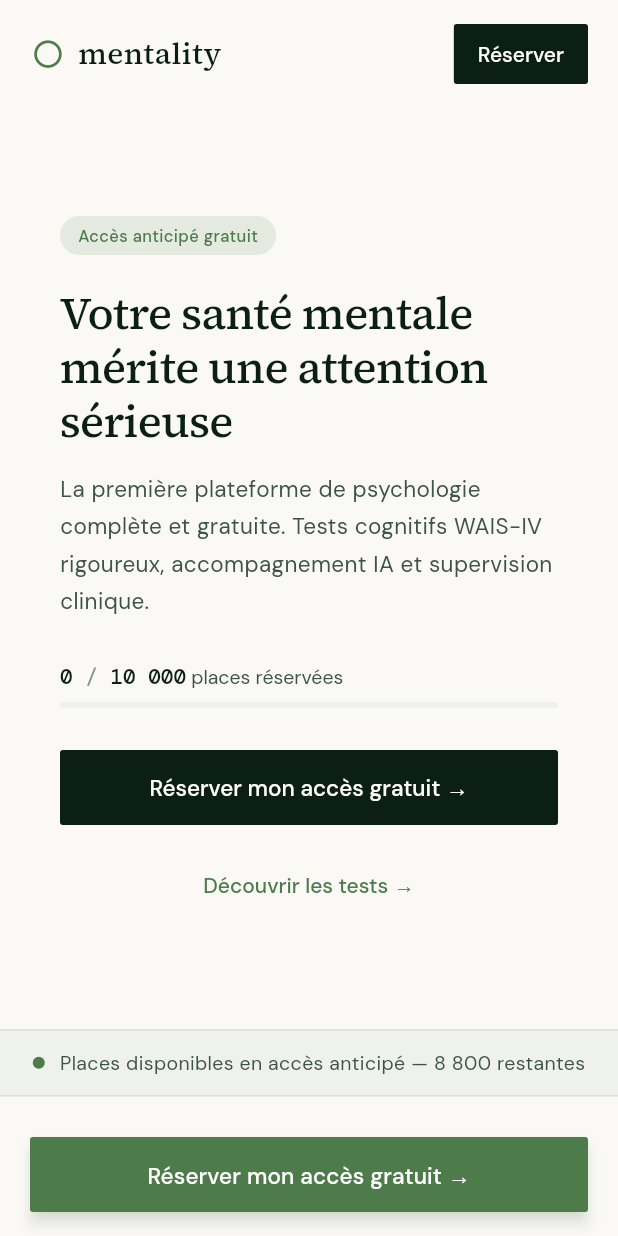
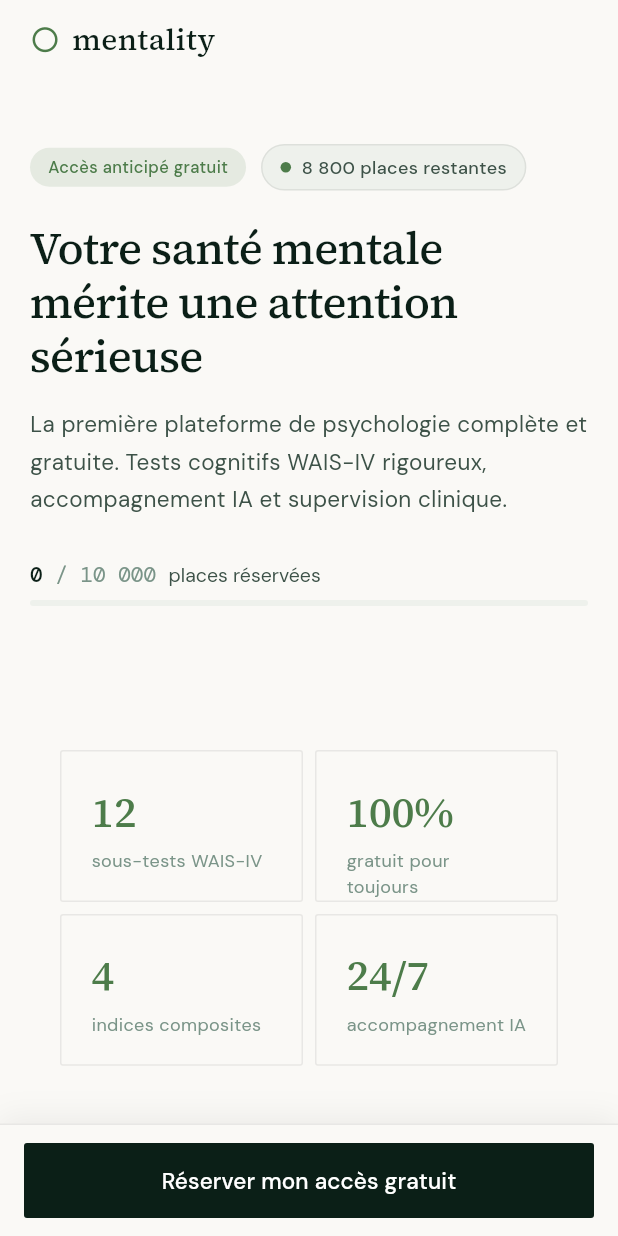
Before and after one commit to alvin971/mentality-mobile, a Flutter app: the screen it shows after launch, on a phone screen of 412 x 824 dp. Run offline on Flutter 3.47's test engine with Material 3 defaults, Android fonts, the phone set to English and light mode, and no system bars; drawn by our look-alikes of flutter_animate; our stand-ins replace go_router, google_fonts, supabase_flutter; accounts and stored records are empty.

Commit message:
refactor: UX mobile natif — retrait patterns web
- Footer : suppression colonnes web → info minimaliste centrée
- Navbar : suppression bouton Réserver (remplacé par barre CTA sticky)
- Urgency bar : bandeau pleine largeur → badge pill intégré dans Hero
- CTA section : suppression bloc redondant (barre sticky en bas)
- Sections : suppression numérotation §01-§08 (pattern éditorial web)
- Landing : barre CTA pleine largeur avec SafeArea (pattern iOS/Android)

Co-Authored-By: Claude Sonnet 4.6 <noreply@anthropic.com>

```diff
--- a/lib/features/landing/presentation/pages/landing_page.dart
+++ b/lib/features/landing/presentation/pages/landing_page.dart
@@ -5,7 +5,6 @@ import '../../../../core/theme/app_colors.dart';
 import '../../data/inscription_repository.dart';
 import '../widgets/app_navbar.dart';
 import '../widgets/hero_section.dart';
-import '../widgets/urgency_bar.dart';
 import '../widgets/stats_section.dart';
 import '../widgets/conviction_section.dart';
 import '../widgets/platform_section.dart';
@@ -15,7 +14,6 @@ import '../widgets/ai_section.dart';
 import '../widgets/roadmap_section.dart';
 import '../widgets/team_section.dart';
 import '../widgets/ethics_section.dart';
-import '../widgets/cta_section.dart';
 import '../widgets/app_footer.dart';
 import '../widgets/registration_form.dart';
 
@@ -42,9 +40,7 @@ class _LandingPageState extends State<LandingPage> {
     try {
       final count = await _repo.fetchSignupCount();
       if (mounted) setState(() => _signupCount = count);
-    } catch (_) {
-      // fallback to default
-    }
+    } catch (_) {}
   }
 
   @override
@@ -77,21 +73,23 @@ class _LandingPageState extends State<LandingPage> {
   Widget build(BuildContext context) {
     return Scaffold(
       backgroundColor: AppColors.background,
+      // Pas de BottomAppBar — on utilise un Stack pour le FAB pleine largeur
       body: Stack(
         children: [
+          // Contenu scrollable
           RefreshIndicator(
             onRefresh: _fetchCount,
             color: AppColors.accent,
             child: CustomScrollView(
               controller: _scrollController,
               slivers: [
-                // Spacer for navbar
-                const SliverToBoxAdapter(child: SizedBox(height: 64)),
+                // Espace pour la navbar flottante
+                const SliverToBoxAdapter(child: SizedBox(height: 72)),
 
                 // Hero
                 SliverToBoxAdapter(
                   child: Padding(
-                    padding: const EdgeInsets.fromLTRB(20, 32, 20, 0),
+                    padding: const EdgeInsets.fromLTRB(20, 24, 20, 0),
                     child: HeroSection(
                       signupCount: _signupCount,
                       onReserver: _openRegistrationForm,
@@ -99,15 +97,7 @@ class _LandingPageState extends State<LandingPage> {
                   ),
                 ),
 
-                // Urgency bar
-                const SliverToBoxAdapter(
-                  child: Padding(
-                    padding: EdgeInsets.only(top: 24),
-                    child: UrgencyBar(),
-                  ),
-                ),
-
-                // Stats
+                // Stats — grille 2×2 native
                 SliverToBoxAdapter(
                   child: Padding(
                     padding: const EdgeInsets.fromLTRB(20, 48, 20, 0),
@@ -115,93 +105,77 @@ class _LandingPageState extends State<LandingPage> {
                   ),
                 ),
 
-                // §01 Conviction
+                // Conviction
                 SliverToBoxAdapter(
                   child: Padding(
-                    padding: const EdgeInsets.fromLTRB(20, 56, 20, 0),
+                    padding: const EdgeInsets.fromLTRB(20, 48, 20, 0),
                     child: const ConvictionSection(),
                   ),
                 ),
 
-                // §02 Platform
+                // Plateforme — PageView carousel
                 SliverToBoxAdapter(
                   child: Padding(
-                    padding: const EdgeInsets.only(top: 56),
+                    padding: const EdgeInsets.only(top: 48),
                     child: PlatformSection(),
                   ),
                 ),
 
-                // §03 Cognitive Profile
+                // Profil cognitif
                 SliverToBoxAdapter(
                   child: Padding(
-                    padding: const EdgeInsets.fromLTRB(20, 56, 20, 0),
+                    padding: const EdgeInsets.fromLTRB(20, 48, 20, 0),
                     child: const CognitiveProfileSection(),
                   ),
                 ),
 
-                // §04 Tests
+                // Tests WAIS-IV
                 SliverToBoxAdapter(
                   child: Padding(
-                    padding: const EdgeInsets.fromLTRB(20, 56, 20, 0),
+                    padding: const EdgeInsets.fromLTRB(20, 48, 20, 0),
                     child: const TestsSection(),
                   ),
                 ),
 
-                // §05 AI
+                // IA
                 SliverToBoxAdapter(
                   child: Padding(
-                    padding: const EdgeInsets.fromLTRB(20, 56, 20, 0),
+                    padding: const EdgeInsets.fromLTRB(20, 48, 20, 0),
                     child: const AiSection(),
                   ),
                 ),
 
-                // §06 Roadmap
+                // Roadmap
                 SliverToBoxAdapter(
                   child: Padding(
-                    padding: const EdgeInsets.fromLTRB(20, 56, 20, 0),
+                    padding: const EdgeInsets.fromLTRB(20, 48, 20, 0),
                     child: const RoadmapSection(),
                   ),
                 ),
 
-                // §07 Team
+                // Équipe
                 SliverToBoxAdapter(
                   child: Padding(
-                    padding: const EdgeInsets.only(top: 56),
+                    padding: const EdgeInsets.only(top: 48),
                     child: const TeamSection(),
                   ),
                 ),
 
-                // §08 Ethics
+                // Charte éthique
                 SliverToBoxAdapter(
                   child: Padding(
-                    padding: const EdgeInsets.fromLTRB(20, 56, 20, 0),
+                    padding: const EdgeInsets.fromLTRB(20, 48, 20, 0),
                     child: const EthicsSection(),
                   ),
                 ),
 
-                // CTA final
-                SliverToBoxAdapter(
-                  child: Padding(
-                    padding: const EdgeInsets.fromLTRB(20, 56, 20, 0),
-                    child: CtaSection(onReserver: _openRegistrationForm),
-                  ),
-                ),
-
-                // Footer
-                const SliverToBoxAdapter(
-                  child: Padding(
-                    padding: EdgeInsets.only(top: 56),
-                    child: AppFooter(),
-                  ),
-                ),
-
-                // Bottom spacing for FAB
-                const SliverToBoxAdapter(child: SizedBox(height: 80)),
+                // Footer minimal — pas de footer web
+                const SliverToBoxAdapter(child: AppFooter()),
               ],
             ),
           ),
 
-          // Floating Navbar
+          // Navbar flottante en haut
           Positioned(
             top: 0,
             left: 0,
@@ -211,33 +185,63 @@ class _LandingPageState extends State<LandingPage> {
               scrollController: _scrollController,
             ),
           ),
+
+          // CTA sticky en bas — pattern app mobile natif
+          Positioned(
+            left: 0,
+            right: 0,
+            bottom: 0,
+            child: _StickyCtaBar(onReserver: _openRegistrationForm),
+          ),
         ],
       ),
+    );
+  }
+}
 
-      // Sticky bottom CTA
-      floatingActionButtonLocation: FloatingActionButtonLocation.centerDocked,
-      floatingActionButton: Padding(
-        padding: const EdgeInsets.fromLTRB(20, 0, 20, 16),
+/// Barre CTA sticky — style app mobile (pas de FAB rond, pleine largeur).
+class _StickyCtaBar extends StatelessWidget {
+  final VoidCallback onReserver;
+
+  const _StickyCtaBar({required this.onReserver});
+
+  @override
+  Widget build(BuildContext context) {
+    final bottomPadding = MediaQuery.of(context).padding.bottom;
+
+    return Container(
+      decoration: BoxDecoration(
+        color: AppColors.background,
+        border: const Border(
+          top: BorderSide(color: AppColors.border),
+        ),
+        boxShadow: [
+          BoxShadow(
+            color: Colors.black.withValues(alpha: 0.06),
+            blurRadius: 16,
+            offset: const Offset(0, -4),
+          ),
+        ],
+      ),
+      padding: EdgeInsets.fromLTRB(16, 12, 16, bottomPadding + 12),
       child: SizedBox(
-          width: double.infinity,
         height: 50,
         child: ElevatedButton(
-            onPressed: _openRegistrationForm,
+          onPressed: onReserver,
           style: ElevatedButton.styleFrom(
-              backgroundColor: AppColors.accent,
+            backgroundColor: AppColors.textPrimary,
             foregroundColor: AppColors.white,
             shape: RoundedRectangleBorder(
               borderRadius: BorderRadius.circular(2),
             ),
-              elevation: 4,
-              shadowColor: AppColors.accent.withValues(alpha: 0.3),
+            elevation: 0,
           ),
-            child: const Text(
-              'Réserver mon accès gratuit →',
+          child: Text(
+            'Réserver mon accès gratuit',
             style: TextStyle(
               fontWeight: FontWeight.w500,
               fontSize: 15,
-              ),
+              color: AppColors.white,
             ),
           ),
         ),
--- a/lib/features/landing/presentation/widgets/app_navbar.dart
+++ b/lib/features/landing/presentation/widgets/app_navbar.dart
@@ -3,6 +3,8 @@ import 'package:flutter/material.dart';
 import 'package:google_fonts/google_fonts.dart';
 import '../../../../../core/theme/app_colors.dart';
 
+/// Navbar style app mobile — logo seul, pas de bouton "Réserver" en haut.
+/// Le CTA est dans le FAB sticky en bas (pattern iOS/Android natif).
 class AppNavbar extends StatefulWidget {
   final VoidCallback onReserver;
   final ScrollController scrollController;
@@ -29,15 +31,12 @@ class _AppNavbarState extends State<AppNavbar>
       vsync: this,
       duration: const Duration(seconds: 12),
     )..repeat();
-
     widget.scrollController.addListener(_onScroll);
   }
 
   void _onScroll() {
     final scrolled = widget.scrollController.offset > 10;
-    if (scrolled != _isScrolled) {
-      setState(() => _isScrolled = scrolled);
-    }
+    if (scrolled != _isScrolled) setState(() => _isScrolled = scrolled);
   }
 
   @override
@@ -49,50 +48,28 @@ class _AppNavbarState extends State<AppNavbar>
 
   @override
   Widget build(BuildContext context) {
-    return AnimatedContainer(
-      duration: const Duration(milliseconds: 250),
-      color: Colors.transparent,
-      child: ClipRect(
+    return ClipRect(
       child: BackdropFilter(
         filter: _isScrolled
-              ? ImageFilter.blur(sigmaX: 12, sigmaY: 12)
+            ? ImageFilter.blur(sigmaX: 16, sigmaY: 16)
             : ImageFilter.blur(sigmaX: 0, sigmaY: 0),
         child: AnimatedContainer(
-            duration: const Duration(milliseconds: 250),
+          duration: const Duration(milliseconds: 200),
           color: _isScrolled
-                ? const Color(0xBFD7E8D2)
+              ? const Color(0xE0FAF9F6) // fond quasi-opaque au scroll
               : Colors.transparent,
           padding: const EdgeInsets.symmetric(horizontal: 20, vertical: 12),
           child: SafeArea(
             bottom: false,
             child: Row(
               children: [
-                  _buildLogo(),
-                  const Spacer(),
-                  _buildCTA(),
-                ],
-              ),
-            ),
-          ),
-        ),
-      ),
-    );
-  }
-
-  Widget _buildLogo() {
-    return Row(
-      mainAxisSize: MainAxisSize.min,
-      children: [
-        SizedBox(
-          width: 24,
-          height: 24,
-          child: RotationTransition(
+                // Logo animé — centré visuellement
+                RotationTransition(
                   turns: _rotationController,
                   child: const Icon(
                     Icons.radio_button_unchecked,
                     color: AppColors.accent,
-              size: 22,
-            ),
+                    size: 20,
                   ),
                 ),
                 const SizedBox(width: 8),
@@ -104,27 +81,12 @@ class _AppNavbarState extends State<AppNavbar>
                     color: AppColors.textPrimary,
                   ),
                 ),
+                // Pas de bouton à droite — le FAB en bas gère le CTA
               ],
-    );
-  }
-
-  Widget _buildCTA() {
-    return ElevatedButton(
-      onPressed: widget.onReserver,
-      style: ElevatedButton.styleFrom(
-        backgroundColor: AppColors.textPrimary,
-        foregroundColor: Colors.white,
-        elevation: 0,
-        shape: RoundedRectangleBorder(
-          borderRadius: BorderRadius.circular(2),
-        ),
-        padding: const EdgeInsets.symmetric(horizontal: 16, vertical: 10),
-        textStyle: GoogleFonts.dmSans(
-          fontSize: 14,
-          fontWeight: FontWeight.w500,
             ),
           ),
-      child: const Text('Réserver'),
+        ),
+      ),
     );
   }
 }
--- a/lib/features/landing/presentation/widgets/hero_section.dart
+++ b/lib/features/landing/presentation/widgets/hero_section.dart
@@ -3,6 +3,7 @@ import 'package:google_fonts/google_fonts.dart';
 import 'package:flutter_animate/flutter_animate.dart';
 import '../../../../../core/theme/app_colors.dart';
 import '../../../../../core/theme/app_text_styles.dart';
+import 'urgency_bar.dart';
 
 class HeroSection extends StatelessWidget {
   final int signupCount;
@@ -19,28 +20,29 @@ class HeroSection extends StatelessWidget {
     const totalPlaces = 10000;
     final progress = (signupCount / totalPlaces).clamp(0.0, 1.0);
 
-    return Padding(
-      padding: const EdgeInsets.symmetric(horizontal: 20, vertical: 48),
-      child: Column(
+    return Column(
       crossAxisAlignment: CrossAxisAlignment.start,
       children: [
+        // Badge accès anticipé + urgency
+        Row(
+          children: [
             _buildEyebrowBadge(),
+            const SizedBox(width: 10),
+            const UrgencyBadge(),
+          ],
+        ),
         const SizedBox(height: 20),
         _buildTitle(),
         const SizedBox(height: 16),
         _buildSubtitle(),
         const SizedBox(height: 28),
         _buildCounter(signupCount, totalPlaces, progress),
-          const SizedBox(height: 28),
-          _buildPrimaryButton(),
-          const SizedBox(height: 16),
-          _buildSecondaryLink(),
+        // Pas de bouton ici — le FAB sticky en bas s'en charge
       ],
-      ),
     )
         .animate()
         .fadeIn(duration: 400.ms)
-        .slideY(begin: 0.05, duration: 400.ms, curve: Curves.easeOut);
+        .slideY(begin: 0.04, duration: 400.ms, curve: Curves.easeOut);
   }
 
   Widget _buildEyebrowBadge() {
@@ -100,22 +102,14 @@ class HeroSection extends StatelessWidget {
                 ),
               ),
               TextSpan(
-                text: ' / ',
+                text: ' / 10 000 ',
                 style: GoogleFonts.dmMono(
                   fontSize: 14,
                   color: AppColors.textTertiary,
                 ),
               ),
               TextSpan(
-                text: '10 000',
-                style: GoogleFonts.dmMono(
-                  fontSize: 14,
-                  fontWeight: FontWeight.w500,
-                  color: AppColors.textPrimary,
-                ),
-              ),
-              TextSpan(
-                text: ' places réservées',
+                text: 'places réservées',
                 style: GoogleFonts.dmSans(
                   fontSize: 13,
                   color: AppColors.textSecondary,
@@ -140,50 +134,8 @@ class HeroSection extends StatelessWidget {
 
   String _formatNumber(int n) {
     if (n >= 1000) {
-      final thousands = n ~/ 1000;
-      final remainder = n % 1000;
-      return '$thousands ${remainder.toString().padLeft(3, '0')}';
+      return '${n ~/ 1000} ${(n % 1000).toString().padLeft(3, '0')}';
     }
     return n.toString();
   }
-
-  Widget _buildPrimaryButton() {
-    return SizedBox(
-      width: double.infinity,
-      height: 50,
-      child: ElevatedButton(
-        onPressed: onReserver,
-        style: ElevatedButton.styleFrom(
-          backgroundColor: AppColors.textPrimary,
-          foregroundColor: Colors.white,
-          elevation: 0,
-          shape: RoundedRectangleBorder(
-            borderRadius: BorderRadius.circular(2),
-          ),
-          textStyle: GoogleFonts.dmSans(
-            fontSize: 15,
-            fontWeight: FontWeight.w500,
-          ),
-        ),
-        child: const Text('Réserver mon accès gratuit →'),
-      ),
-    );
 }
-
-  Widget _buildSecondaryLink() {
-    return Center(
-      child: TextButton(
-        onPressed: () {},
-        style: TextButton.styleFrom(
-          foregroundColor: AppColors.accent,
-          padding: EdgeInsets.zero,
-          textStyle: GoogleFonts.dmSans(
-            fontSize: 14,
-            fontWeight: FontWeight.w500,
-          ),
-        ),
-        child: const Text('Découvrir les tests →'),
-      ),
-    );
-  }
-}
--- a/lib/features/landing/presentation/widgets/urgency_bar.dart
+++ b/lib/features/landing/presentation/widgets/urgency_bar.dart
@@ -3,29 +3,30 @@ import 'package:google_fonts/google_fonts.dart';
 import 'package:flutter_animate/flutter_animate.dart';
 import '../../../../../core/theme/app_colors.dart';
 
-class UrgencyBar extends StatelessWidget {
-  const UrgencyBar({super.key});
+/// Badge pill natif mobile — pas de bandeau pleine largeur web.
+/// S'intègre dans le Hero comme une notification discrète.
+class UrgencyBadge extends StatelessWidget {
+  const UrgencyBadge({super.key});
 
   @override
   Widget build(BuildContext context) {
     return Container(
-      decoration: const BoxDecoration(
+      padding: const EdgeInsets.symmetric(horizontal: 12, vertical: 6),
+      decoration: BoxDecoration(
         color: AppColors.surface,
-        border: Border(
-          top: BorderSide(color: AppColors.border, width: 1),
-          bottom: BorderSide(color: AppColors.border, width: 1),
-        ),
+        borderRadius: BorderRadius.circular(100),
+        border: Border.all(color: AppColors.border),
       ),
-      padding: const EdgeInsets.symmetric(vertical: 12, horizontal: 20),
       child: Row(
-        mainAxisAlignment: MainAxisAlignment.center,
+        mainAxisSize: MainAxisSize.min,
         children: [
           _PulsingDot(),
-          const SizedBox(width: 10),
+          const SizedBox(width: 7),
           Text(
-            'Places disponibles en accès anticipé — 8 800 restantes',
+            '8 800 places restantes',
             style: GoogleFonts.dmSans(
-              fontSize: 13,
+              fontSize: 12,
+              fontWeight: FontWeight.w500,
               color: AppColors.textSecondary,
             ),
           ),
@@ -39,16 +40,24 @@ class _PulsingDot extends StatelessWidget {
   @override
   Widget build(BuildContext context) {
     return Container(
-      width: 8,
-      height: 8,
+      width: 7,
+      height: 7,
       decoration: const BoxDecoration(
         color: AppColors.accent,
         shape: BoxShape.circle,
       ),
     )
         .animate(onPlay: (c) => c.repeat())
-        .fadeOut(duration: 1000.ms)
+        .fadeOut(duration: 900.ms)
         .then()
-        .fadeIn(duration: 1000.ms);
+        .fadeIn(duration: 900.ms);
   }
 }
+
+// Gardé pour compatibilité mais redirige vers le badge
+class UrgencyBar extends StatelessWidget {
+  const UrgencyBar({super.key});
+
+  @override
+  Widget build(BuildContext context) => const SizedBox.shrink();
+}
```
Also changed, not shown: lib/features/landing/presentation/widgets/ai_section.dart (+0 -8 lines), lib/features/landing/presentation/widgets/app_footer.dart (+62 -118 lines), lib/features/landing/presentation/widgets/cognitive_profile_section.dart (+0 -8 lines), lib/features/landing/presentation/widgets/conviction_section.dart (+0 -15 lines), lib/features/landing/presentation/widgets/ethics_section.dart (+0 -8 lines), lib/features/landing/presentation/widgets/platform_section.dart (+0 -8 lines), lib/features/landing/presentation/widgets/roadmap_section.dart (+0 -8 lines), lib/features/landing/presentation/widgets/team_section.dart (+0 -8 lines), lib/features/landing/presentation/widgets/tests_section.dart (+0 -8 lines). Lines whose indentation alone changed are shown as unchanged.
